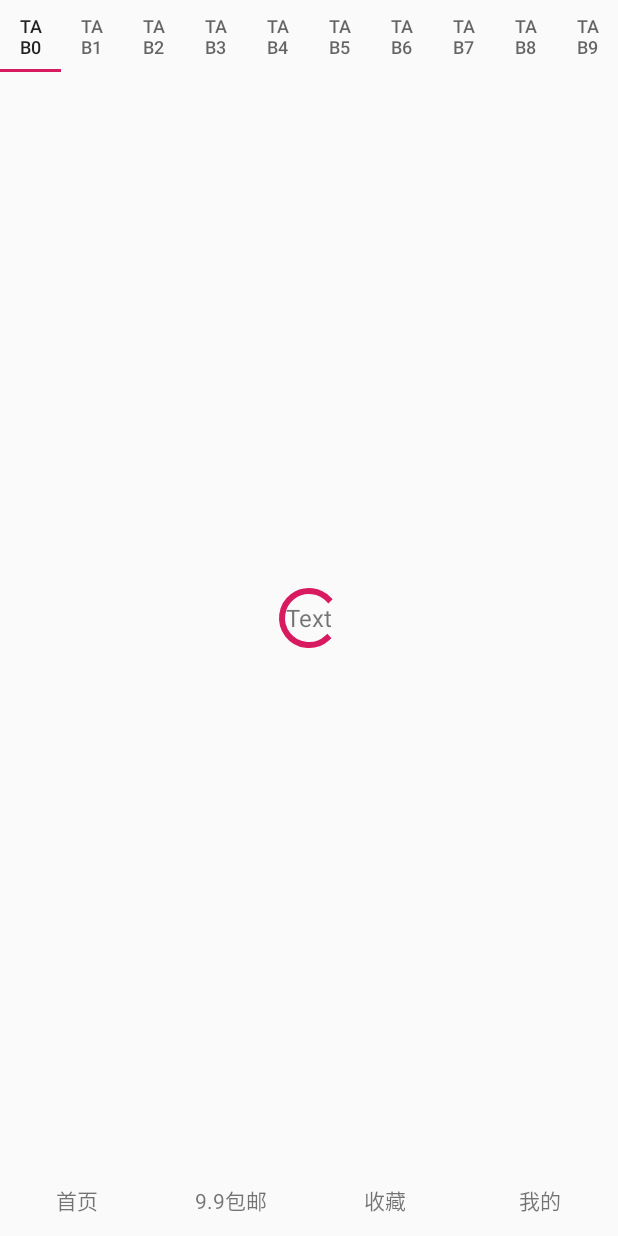
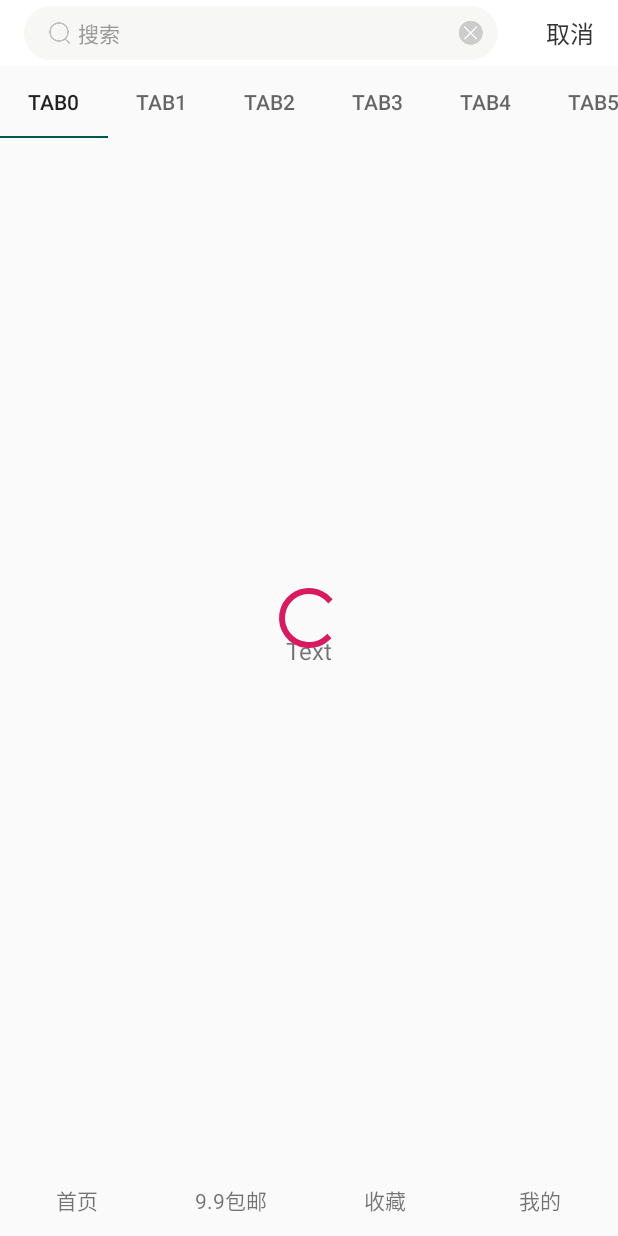
Before and after one commit to publiczhang/youquan, an Android app: the screen it shows after launch (MainActivity), on a phone screen of 412 x 824 dp. Run offline under Robolectric (Android 15) with nearby library versions, the phone set to English and light mode, and no system bars; our stand-ins replace RxJava; libraries missing offline, so code that uses them is left out: com.github.ybq.android; plain views replace SpinKitView; 2 statements that could not run were skipped.

Commit message:
1.首页添加搜索栏 2.修改TabLayout

```diff
--- a/app/build.gradle
+++ b/app/build.gradle
@@ -13,6 +13,7 @@ android {
         targetSdkVersion 29
         versionCode 1
         versionName "1.0"
+        multiDexEnabled true
         testInstrumentationRunner "androidx.test.runner.AndroidJUnitRunner"
     }
     buildTypes {
--- a/app/src/main/java/com/zww/youquan/MyApp.java
+++ b/app/src/main/java/com/zww/youquan/MyApp.java
@@ -1,8 +1,9 @@
 package com.zww.youquan;
 
-import android.app.Application;
 
-public class MyApp extends Application {
+import androidx.multidex.MultiDexApplication;
+
+public class MyApp extends MultiDexApplication {
 
     private static MyApp myApp;
 
--- a/app/src/main/java/com/zww/youquan/base/BaseActivity.java
+++ b/app/src/main/java/com/zww/youquan/base/BaseActivity.java
@@ -38,6 +38,8 @@ public abstract class BaseActivity extends AppCompatActivity {
         loading = findViewById(R.id.loading);
         emptyLayout = findViewById(R.id.emptyLayout);
         content = initContent(contentHolder);
+        contentHolder.removeAllViews();
+        contentHolder.addView(content);
         errorLayout = findViewById(R.id.errorLayout);
         initViewModel();
     }
@@ -47,8 +49,6 @@ public abstract class BaseActivity extends AppCompatActivity {
     protected abstract void initViewModel();
 
     protected void showContentLayout(boolean showContent) {
-        contentHolder.removeAllViews();
-        contentHolder.addView(content);
         contentHolder.setVisibility(showContent ? View.VISIBLE : View.GONE);
     }
 
--- a/app/src/main/java/com/zww/youquan/base/BaseFragment.java
+++ b/app/src/main/java/com/zww/youquan/base/BaseFragment.java
@@ -1,6 +1,10 @@
 package com.zww.youquan.base;
 
 import android.app.Activity;
+import android.content.Context;
+import android.view.View;
+import android.view.inputmethod.InputMethodManager;
+import android.widget.Toast;
 
 import androidx.annotation.NonNull;
 import androidx.fragment.app.Fragment;
@@ -13,10 +17,37 @@ import androidx.fragment.app.Fragment;
 public class BaseFragment extends Fragment {
 
     protected Activity activity;
+    protected Context context;
 
     @Override
     public void onAttach(@NonNull Activity activity) {
         super.onAttach(activity);
         this.activity = activity;
     }
+
+    @Override
+    public void onAttach(@NonNull Context context) {
+        super.onAttach(context);
+        this.context = context;
+    }
+
+    @Override
+    public void setUserVisibleHint(boolean isVisibleToUser) {
+        super.setUserVisibleHint(isVisibleToUser);
+    }
+
+    protected void showInput(View view) {
+        InputMethodManager manager = (InputMethodManager) context.getSystemService(Context.INPUT_METHOD_SERVICE);
+        if (manager != null) {
+            manager.showSoftInput(view, InputMethodManager.RESULT_UNCHANGED_SHOWN);
+        }
+    }
+
+    protected void hideInput(View view) {
+        InputMethodManager manager = (InputMethodManager) context.getSystemService(Context.INPUT_METHOD_SERVICE);
+        if (manager != null) {
+            manager.hideSoftInputFromWindow(view.getWindowToken(), InputMethodManager.HIDE_NOT_ALWAYS);
+        }
+    }
+
 }
--- a/app/src/main/java/com/zww/youquan/fragment/HomeFragment.java
+++ b/app/src/main/java/com/zww/youquan/fragment/HomeFragment.java
@@ -1,9 +1,15 @@
 package com.zww.youquan.fragment;
 
 import android.os.Bundle;
+import android.text.TextUtils;
+import android.view.KeyEvent;
 import android.view.LayoutInflater;
 import android.view.View;
 import android.view.ViewGroup;
+import android.view.inputmethod.EditorInfo;
+import android.widget.EditText;
+import android.widget.TextView;
+import android.widget.Toast;
 
 import androidx.annotation.NonNull;
 import androidx.annotation.Nullable;
@@ -20,14 +26,20 @@ import com.zww.youquan.base.BaseFragment;
  *
  * @author Administrator
  */
-public class HomeFragment extends BaseFragment {
+public class HomeFragment extends BaseFragment implements TextView.OnEditorActionListener {
 
     private ViewPager2 homeViewPager2;
+    private EditText searchEdit;
 
     @Nullable
     @Override
     public View onCreateView(@NonNull LayoutInflater inflater, @Nullable ViewGroup container, @Nullable Bundle savedInstanceState) {
         View view = inflater.inflate(R.layout.fragment_home, container, false);
+        searchEdit = view.findViewById(R.id.searchEdit);
+        searchEdit.setFocusable(true);
+        searchEdit.setFocusableInTouchMode(true);
+        searchEdit.requestFocus();
+        searchEdit.setOnEditorActionListener(this);
         TabLayout tabLayout = view.findViewById(R.id.tabLayout);
         initViewpager2(view);
         new TabLayoutMediator(tabLayout, homeViewPager2, false, (tab, position) -> {
@@ -43,4 +55,18 @@ public class HomeFragment extends BaseFragment {
         homeViewPager2.setAdapter(homeAdapter);
     }
 
+    @Override
+    public boolean onEditorAction(TextView v, int actionId, KeyEvent event) {
+        if (actionId == EditorInfo.IME_ACTION_SEARCH) {
+            String trim = searchEdit.getText().toString().trim();
+            if (TextUtils.isEmpty(trim)) {
+                Toast.makeText(activity, "请输入您要搜索的内容", Toast.LENGTH_SHORT).show();
+            } else {
+                return true;
+            }
+        }
+        return false;
+    }
+
+
 }
--- /dev/null
+++ b/app/src/main/res/drawable/search_bg_shape.xml
@@ -0,0 +1,6 @@
+<shape xmlns:android="http://schemas.android.com/apk/res/android"
+    android:color="@color/white"
+    android:shape="rectangle">
+    <corners android:radius="18dp" />
+    <solid android:color="#fff7f7f5" />
+</shape>
--- a/app/src/main/res/layout/fragment_home.xml
+++ b/app/src/main/res/layout/fragment_home.xml
@@ -1,13 +1,19 @@
 <?xml version="1.0" encoding="utf-8"?>
 <LinearLayout xmlns:android="http://schemas.android.com/apk/res/android"
+    xmlns:app="http://schemas.android.com/apk/res-auto"
     android:layout_width="match_parent"
     android:layout_height="match_parent"
     android:orientation="vertical">
 
+    <include layout="@layout/layout_search_title" />
+
     <com.google.android.material.tabs.TabLayout
         android:id="@+id/tabLayout"
         android:layout_width="wrap_content"
-        android:layout_height="48dp" />
+        android:layout_height="48dp"
+        app:tabIndicatorHeight="1dp"
+        app:tabIndicatorColor="@color/colorPrimaryDark"
+        app:tabMode="scrollable" />
 
     <androidx.viewpager2.widget.ViewPager2
         android:id="@+id/homeViewPager2"
--- /dev/null
+++ b/app/src/main/res/layout/layout_search_title.xml
@@ -0,0 +1,63 @@
+<?xml version="1.0" encoding="utf-8"?>
+<LinearLayout xmlns:android="http://schemas.android.com/apk/res/android"
+    android:layout_width="match_parent"
+    android:layout_height="44dp"
+    android:background="@color/white"
+    android:orientation="horizontal">
+
+    <LinearLayout
+        android:layout_width="0dp"
+        android:layout_height="36dp"
+        android:layout_gravity="center_vertical"
+        android:layout_marginStart="16dp"
+        android:layout_marginEnd="16dp"
+        android:layout_weight="1"
+        android:background="@drawable/search_bg_shape"
+        android:orientation="horizontal">
+
+        <ImageView
+            android:layout_width="16dp"
+            android:layout_height="16dp"
+            android:layout_gravity="center_vertical"
+            android:layout_marginStart="16dp"
+            android:layout_marginEnd="4dp"
+            android:src="@drawable/search_icon" />
+
+        <EditText
+            android:id="@+id/searchEdit"
+            android:layout_width="0dp"
+            android:layout_height="match_parent"
+            android:layout_gravity="center"
+            android:layout_weight="1"
+            android:background="@null"
+            android:gravity="center_vertical"
+            android:hint="@string/search_hint"
+            android:imeOptions="actionSearch"
+            android:inputType="textImeMultiLine"
+            android:lines="1"
+            android:textColor="#ff333333"
+            android:textColorHint="#999999"
+            android:textSize="14sp" />
+
+        <ImageView
+            android:id="@+id/editCancel"
+            android:layout_width="20dp"
+            android:layout_height="20dp"
+            android:layout_gravity="center_vertical"
+            android:layout_marginEnd="8dp"
+            android:src="@drawable/search_cancel" />
+
+    </LinearLayout>
+
+    <TextView
+        android:id="@+id/cancelButton"
+        android:layout_width="wrap_content"
+        android:layout_height="match_parent"
+        android:layout_gravity="center_vertical"
+        android:gravity="center"
+        android:paddingStart="16dp"
+        android:paddingEnd="16dp"
+        android:text="@string/cancel"
+        android:textColor="#ff333333"
+        android:textSize="16sp" />
+</LinearLayout>
--- a/app/src/main/res/values/strings.xml
+++ b/app/src/main/res/values/strings.xml
@@ -6,4 +6,6 @@
     <string name="freeShipping">9.9包邮</string>
     <string name="collection">收藏</string>
     <string name="versionCode">版本号</string>
+    <string name="search_hint">搜索</string>
+    <string name="cancel">取消</string>
 </resources>
--- a/app/src/main/res/values/styles.xml
+++ b/app/src/main/res/values/styles.xml
@@ -8,4 +8,8 @@
         <item name="colorAccent">@color/colorAccent</item>
     </style>
 
+    <style name="FullScreenTheme" parent="AppTheme">
+        <item name="windowNoTitle">true</item>
+    </style>
+
 </resources>
```
Also changed, not shown: app/src/main/AndroidManifest.xml (+10 -6 lines), app/src/main/java/com/zww/youquan/http/RequestManager.java (+5 -3 lines), app/src/main/res/drawable-xxhdpi/search_cancel.png (added), app/src/main/res/drawable-xxhdpi/search_icon.png (added).
